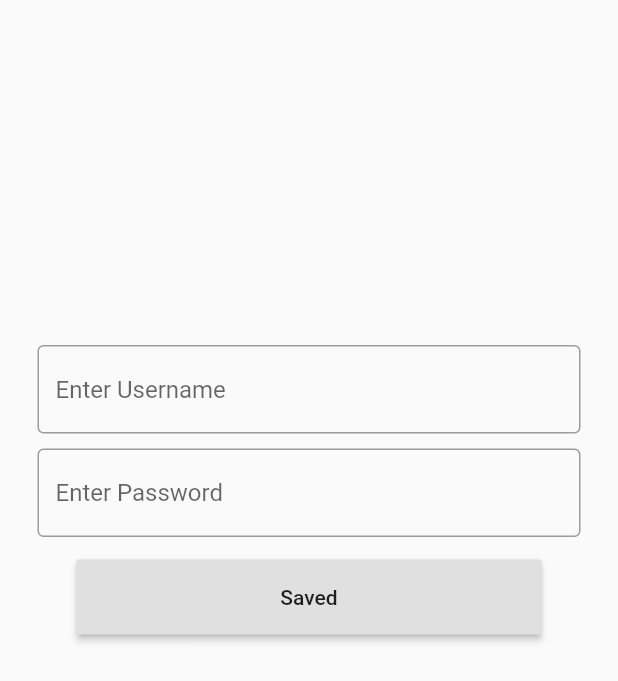
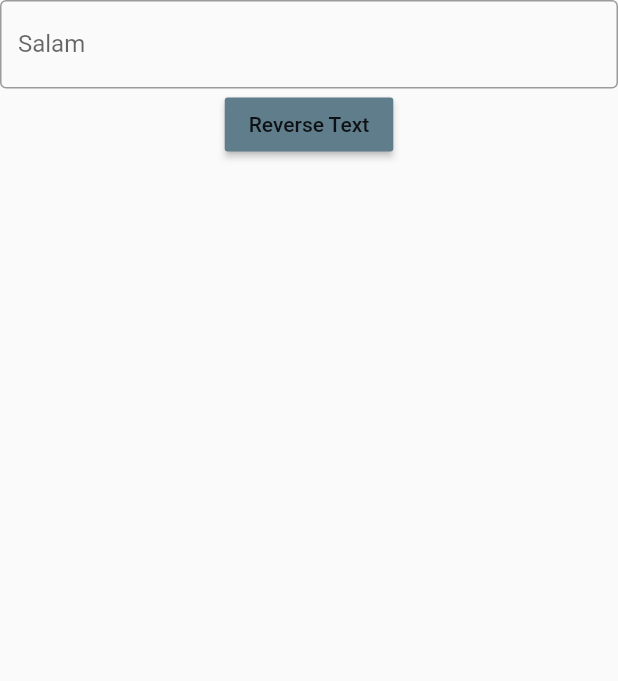
Before and after one commit to pooria50/Calculator-App-Test-, a Flutter app: the screen it shows after launch, on a phone screen of 412 x 824 dp. Shown: the top 681 px of the screen. Run offline on Flutter 3.47's test engine with Material 2 defaults, Android fonts, the phone set to English and light mode, and no system bars.

```diff
--- a/lib/main.dart
+++ b/lib/main.dart
@@ -18,51 +18,28 @@ class MyApp extends StatelessWidget {
         primarySwatch: Colors.blue,
       ),
       home: Scaffold(
-        body: Padding(
-          padding: const EdgeInsets.all(25.0),
-          child: Column(
+        body: Column(
           children: [
-              SizedBox(
-                height: 200.0,
-              ),
-              Container(
-                margin: const EdgeInsets.symmetric(vertical: 5.0),
-                child: TextField(
+            TextField(
               controller: usernameController,
               decoration: InputDecoration(
-                      border: OutlineInputBorder(), hintText: 'Enter Username'),
+                  border: OutlineInputBorder(),
+                  labelText: "Salam"
               ),
             ),
-              Container(
-                margin: const EdgeInsets.symmetric(vertical: 5.0),
-                child: TextField(
-                  controller: passwordController,
-                  decoration: InputDecoration(
-                      border: OutlineInputBorder(), hintText: 'Enter Password'),
+            RaisedButton(
+              color: Colors.blueGrey,
+              child: Text("Reverse Text"),
+              onPressed: () {
+                if (usernameController.text.isEmpty) return;
+                print("with data");
+                // setState(() {
+                //   _reversedText = reverseText(_controller.text);
+                // });
+              },
             ),
-              ),
-              SizedBox(
-                height: 10.0,
-              ),
-              Container(
-                width: 310.0,
-                height: 50.0,
-                child: RaisedButton(
-                  disabledColor: Colors.red.withOpacity(0.12),
-                  disabledTextColor: Colors.red.withOpacity(0.38),
-                  onPressed: () {
-                    // getItems();
-                  },
-                  child: GestureDetector(
-                      onTap: () {
-                        // getItems();
-                      },
-                      child: const Text('Saved')),
-                ),
+          ],
         )
-            ],
-          ),
-        ),
       ),
     );
   }
```
Also changed, not shown: 1 other file. Lines whose indentation alone changed are shown as unchanged.
